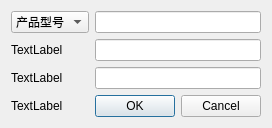
First picture: the form in MissStock/missmodifyshelf.ui, repository leoxiaofei/missstock, before the edit.
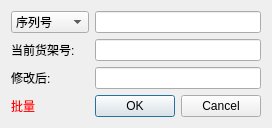
Second picture: the form after the edit.

Patch:
```diff
--- a/MissStock/missmodifyshelf.ui
+++ b/MissStock/missmodifyshelf.ui
@@ -18,7 +18,10 @@
     <enum>QLayout::SetFixedSize</enum>
    </property>
    <item row="0" column="0">
-    <widget class="QComboBox" name="comboBox">
+    <widget class="QComboBox" name="cBoxName">
+     <property name="currentIndex">
+      <number>1</number>
+     </property>
      <item>
       <property name="text">
        <string>产品型号</string>
@@ -37,7 +40,7 @@
    <item row="1" column="0">
     <widget class="QLabel" name="label">
      <property name="text">
-      <string>TextLabel</string>
+      <string>当前货架号:</string>
      </property>
     </widget>
    </item>
@@ -51,7 +54,7 @@
    <item row="3" column="0">
     <widget class="QLabel" name="label_2">
      <property name="text">
-      <string>TextLabel</string>
+      <string>修改后:</string>
      </property>
     </widget>
    </item>
@@ -59,9 +62,12 @@
     <widget class="QLineEdit" name="lineEdit_3"/>
    </item>
    <item row="4" column="0">
-    <widget class="QLabel" name="label_3">
+    <widget class="QLabel" name="lblDesc">
+     <property name="styleSheet">
+      <string notr="true">color: rgb(255, 0, 0);</string>
+     </property>
      <property name="text">
-      <string>TextLabel</string>
+      <string>批量</string>
      </property>
     </widget>
    </item>
```
Left out of the diff: 83 changed lines with no effect on the pictures.
